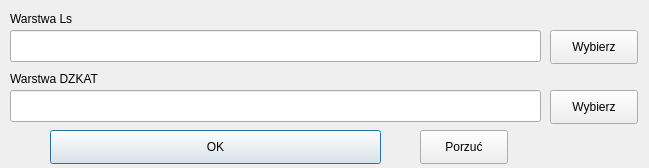
Old version of the form skrypty/ui/ui_eksport_kml.ui in the repository Marcus-LAS-R/LASR.
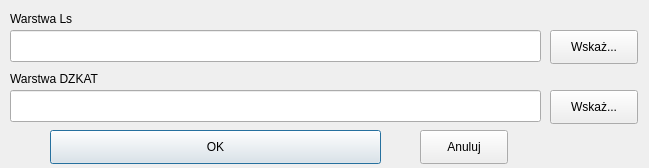
New version of the form.

What changed in the file:
```diff
--- a/skrypty/ui/ui_eksport_kml.ui
+++ b/skrypty/ui/ui_eksport_kml.ui
@@ -48,7 +48,7 @@
     </rect>
    </property>
    <property name="text">
-    <string>Porzuć</string>
+    <string>Anuluj</string>
    </property>
   </widget>
   <widget class="QPushButton" name="pushButton_ls">
@@ -61,7 +61,7 @@
     </rect>
    </property>
    <property name="text">
-    <string>Wybierz</string>
+    <string>Wskaż...</string>
    </property>
   </widget>
   <widget class="QPushButton" name="pushButton_dz">
@@ -74,7 +74,7 @@
     </rect>
    </property>
    <property name="text">
-    <string>Wybierz</string>
+    <string>Wskaż...</string>
    </property>
   </widget>
   <widget class="QLineEdit" name="ls_sc">
```
